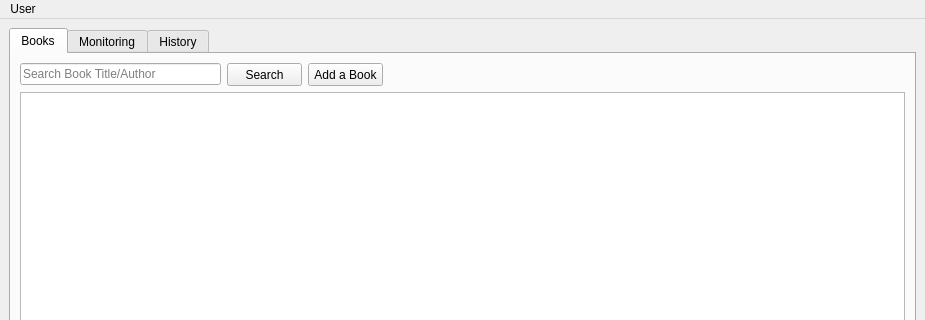
The window that admin.ui (uvwbermudo/BookRentalApp) describes before a commit, drawn with Qt 5; both pictures show x 0 to 925 and y 0 to 320 of the 925 by 575 pixel window.
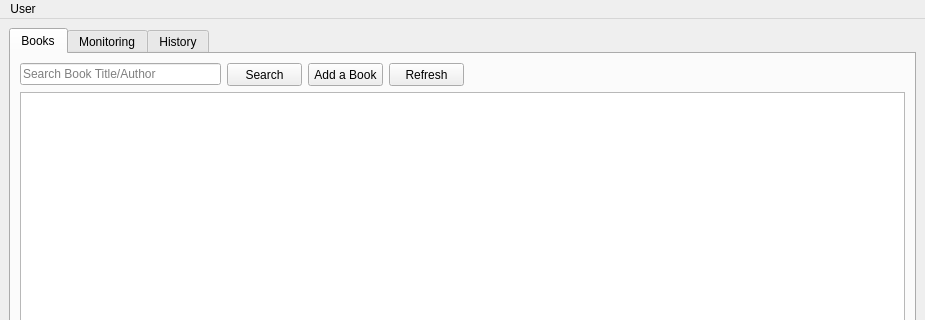
The same window after the commit.

Diff of the .ui file:
```diff
--- a/admin.ui
+++ b/admin.ui
@@ -92,6 +92,25 @@
               </property>
              </widget>
             </item>
+            <item>
+             <widget class="QPushButton" name="book_refresh">
+              <property name="minimumSize">
+               <size>
+                <width>75</width>
+                <height>23</height>
+               </size>
+              </property>
+              <property name="maximumSize">
+               <size>
+                <width>75</width>
+                <height>23</height>
+               </size>
+              </property>
+              <property name="text">
+               <string>Refresh</string>
+              </property>
+             </widget>
+            </item>
             <item>
              <spacer name="horizontalSpacer">
               <property name="orientation">
@@ -99,7 +118,7 @@
               </property>
               <property name="sizeHint" stdset="0">
                <size>
-                <width>438</width>
+                <width>338</width>
                 <height>20</height>
                </size>
               </property>
```
Left out of the diff: 19 changed lines with no effect on the pictures.
